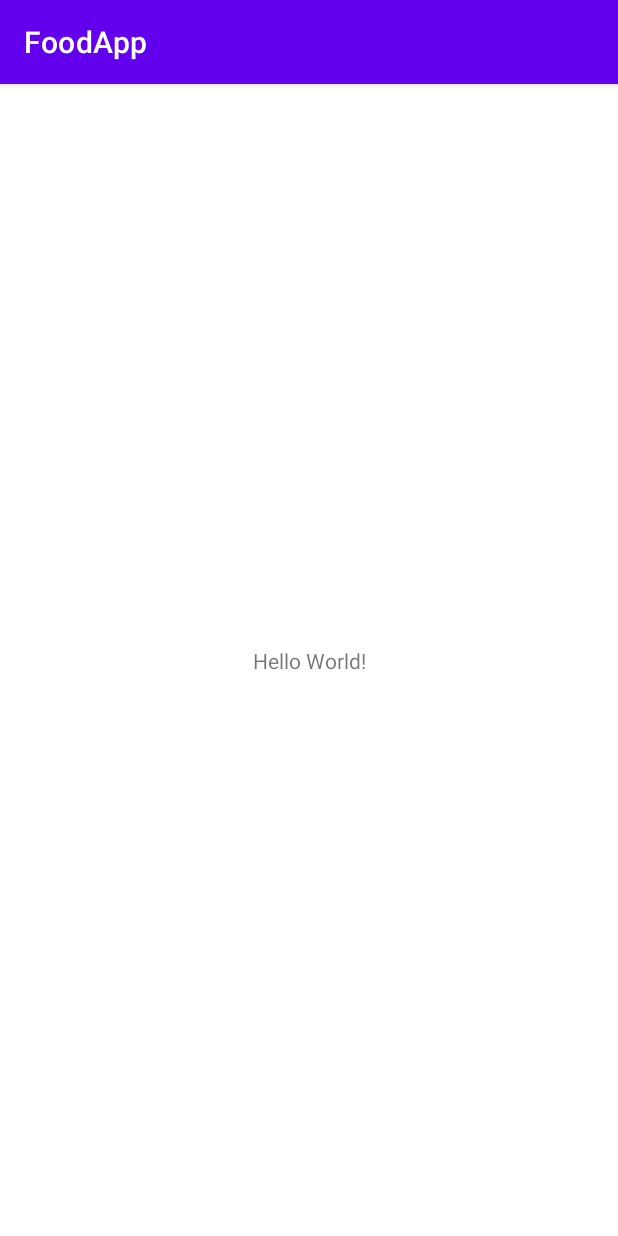
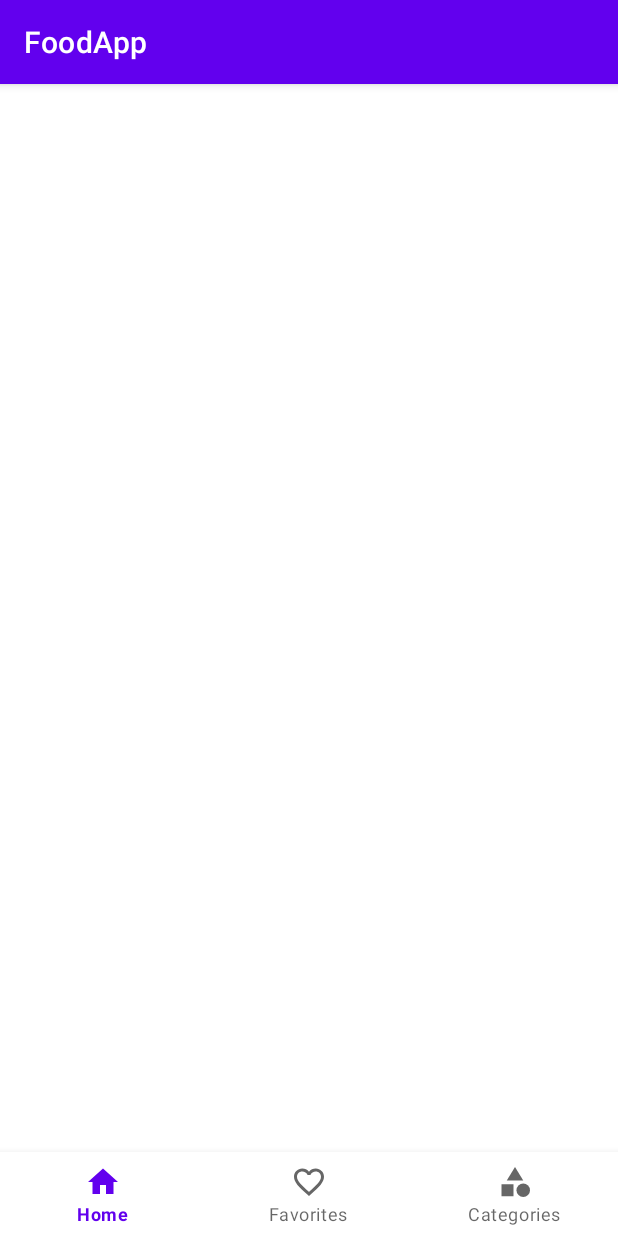
Before and after one commit to b21albda/FoodApp, an Android app: the screen it shows after launch (MainActivity), on a phone screen of 412 x 824 dp. Run offline under Robolectric (Android 15) with nearby library versions, the phone set to English and light mode, and no system bars.

Commit message:
Added internet access and bottom navigation

```diff
--- a/app/build.gradle
+++ b/app/build.gradle
@@ -28,6 +28,7 @@ android {
 }
 
 dependencies {
+    def nav_version = "2.4.2"
 
     implementation 'androidx.appcompat:appcompat:1.4.1'
     implementation 'com.google.android.material:material:1.5.0'
@@ -35,4 +36,9 @@ dependencies {
     testImplementation 'junit:junit:4.13.2'
     androidTestImplementation 'androidx.test.ext:junit:1.1.3'
     androidTestImplementation 'androidx.test.espresso:espresso-core:3.4.0'
+
+
+    // Navigation
+    implementation "androidx.navigation:navigation-fragment:$nav_version"
+    implementation "androidx.navigation:navigation-ui:$nav_version"
 }
--- a/app/src/main/AndroidManifest.xml
+++ b/app/src/main/AndroidManifest.xml
@@ -1,6 +1,8 @@
 <?xml version="1.0" encoding="utf-8"?>
 <manifest xmlns:android="http://schemas.android.com/apk/res/android"
     package="com.example.foodapp">
+
+    <uses-permission android:name="android.permission.INTERNET" />
 
     <application
         android:allowBackup="true"
--- /dev/null
+++ b/app/src/main/res/drawable/ic_categories.xml
@@ -0,0 +1,16 @@
+<vector xmlns:android="http://schemas.android.com/apk/res/android"
+    android:width="24dp"
+    android:height="24dp"
+    android:viewportWidth="24"
+    android:viewportHeight="24"
+    android:tint="?attr/colorControlNormal">
+  <path
+      android:fillColor="@android:color/white"
+      android:pathData="M12,2l-5.5,9h11z"/>
+  <path
+      android:fillColor="@android:color/white"
+      android:pathData="M17.5,17.5m-4.5,0a4.5,4.5 0,1 1,9 0a4.5,4.5 0,1 1,-9 0"/>
+  <path
+      android:fillColor="@android:color/white"
+      android:pathData="M3,13.5h8v8H3z"/>
+</vector>
--- /dev/null
+++ b/app/src/main/res/drawable/ic_favorites.xml
@@ -0,0 +1,10 @@
+<vector xmlns:android="http://schemas.android.com/apk/res/android"
+    android:width="24dp"
+    android:height="24dp"
+    android:viewportWidth="24"
+    android:viewportHeight="24"
+    android:tint="?attr/colorControlNormal">
+  <path
+      android:fillColor="@android:color/white"
+      android:pathData="M16.5,3c-1.74,0 -3.41,0.81 -4.5,2.09C10.91,3.81 9.24,3 7.5,3 4.42,3 2,5.42 2,8.5c0,3.78 3.4,6.86 8.55,11.54L12,21.35l1.45,-1.32C18.6,15.36 22,12.28 22,8.5 22,5.42 19.58,3 16.5,3zM12.1,18.55l-0.1,0.1 -0.1,-0.1C7.14,14.24 4,11.39 4,8.5 4,6.5 5.5,5 7.5,5c1.54,0 3.04,0.99 3.57,2.36h1.87C13.46,5.99 14.96,5 16.5,5c2,0 3.5,1.5 3.5,3.5 0,2.89 -3.14,5.74 -7.9,10.05z"/>
+</vector>
--- /dev/null
+++ b/app/src/main/res/drawable/ic_home.xml
@@ -0,0 +1,10 @@
+<vector xmlns:android="http://schemas.android.com/apk/res/android"
+    android:width="24dp"
+    android:height="24dp"
+    android:viewportWidth="24"
+    android:viewportHeight="24"
+    android:tint="?attr/colorControlNormal">
+  <path
+      android:fillColor="@android:color/white"
+      android:pathData="M10,20v-6h4v6h5v-8h3L12,3 2,12h3v8z"/>
+</vector>
--- a/app/src/main/res/layout/activity_main.xml
+++ b/app/src/main/res/layout/activity_main.xml
@@ -6,13 +6,12 @@
     android:layout_height="match_parent"
     tools:context=".MainActivity">
 
-    <TextView
-        android:layout_width="wrap_content"
+    <com.google.android.material.bottomnavigation.BottomNavigationView
+        android:id="@+id/btm_nav"
+        android:layout_width="match_parent"
         android:layout_height="wrap_content"
-        android:text="Hello World!"
+        app:layout_constraintStart_toStartOf="parent"
+        app:layout_constraintEnd_toEndOf="parent"
         app:layout_constraintBottom_toBottomOf="parent"
-        app:layout_constraintLeft_toLeftOf="parent"
-        app:layout_constraintRight_toRightOf="parent"
-        app:layout_constraintTop_toTopOf="parent" />
-
+        app:menu="@menu/btm_menu"/>
 </androidx.constraintlayout.widget.ConstraintLayout>
--- /dev/null
+++ b/app/src/main/res/menu/btm_menu.xml
@@ -0,0 +1,9 @@
+<?xml version="1.0" encoding="utf-8"?>
+<menu xmlns:android="http://schemas.android.com/apk/res/android">
+    <item android:title="Home"
+        android:icon="@drawable/ic_home" />
+    <item android:title="Favorites"
+        android:icon="@drawable/ic_favorites" />
+    <item android:title="Categories"
+        android:icon="@drawable/ic_categories" />
+</menu>
```
